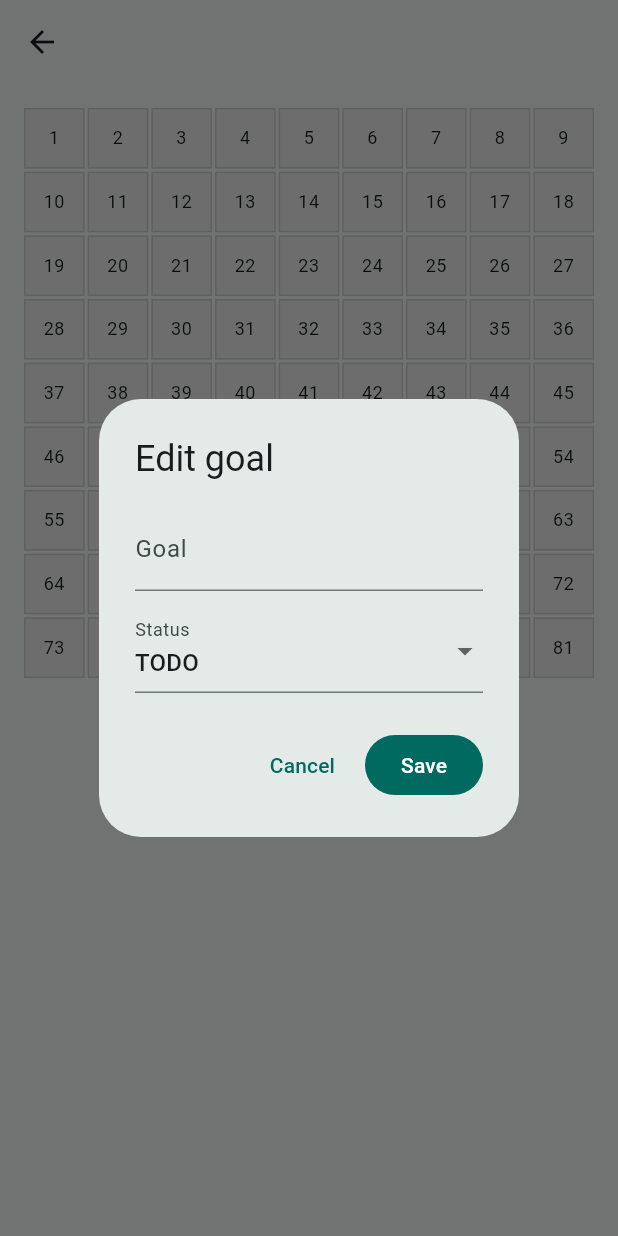
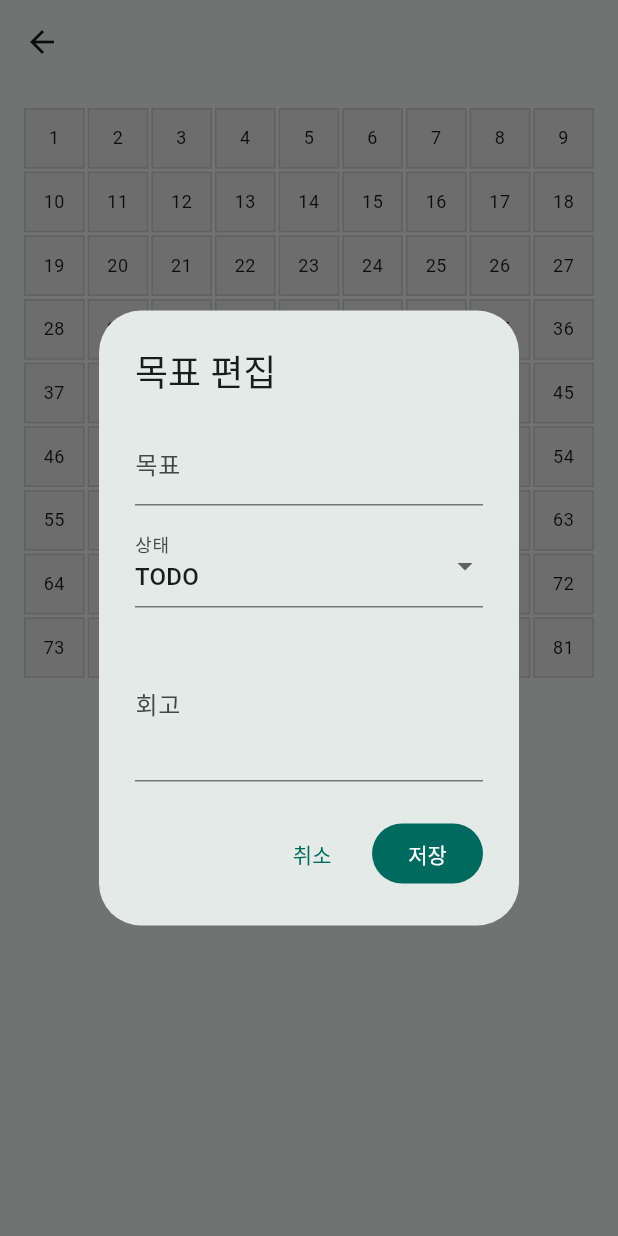
Before and after one commit to evan-hwang/mandalart-rpg, a Flutter app: the MandalartDetailScreen screen opened directly with empty values, after a tap on an icon or button, on a phone screen of 412 x 824 dp. Run offline on Flutter 3.47's test engine with Material 3 defaults, Android fonts, the phone set to English and light mode, and no system bars; our stand-ins replace drift; accounts and stored records are empty; generated files the repository leaves out were written again.

Commit message:
feat: persist goals and status updates

```diff
--- a/lib/features/home/home_screen.dart
+++ b/lib/features/home/home_screen.dart
@@ -24,25 +24,25 @@ class _HomeScreenState extends State<HomeScreen> {
       context: context,
       builder: (context) {
         return AlertDialog(
-          title: Text(existing == null ? 'New Mandalart' : 'Edit Mandalart'),
+          title: Text(existing == null ? '만다라트 만들기' : '만다라트 수정'),
           content: Column(
             mainAxisSize: MainAxisSize.min,
             children: [
               TextField(
                 controller: titleController,
-                decoration: const InputDecoration(labelText: 'Title'),
+                decoration: const InputDecoration(labelText: '제목'),
               ),
               const SizedBox(height: 12),
               TextField(
                 controller: rangeController,
-                decoration: const InputDecoration(labelText: 'Date range'),
+                decoration: const InputDecoration(labelText: '기간'),
               ),
             ],
           ),
           actions: [
             TextButton(
               onPressed: () => Navigator.pop(context),
-              child: const Text('Cancel'),
+              child: const Text('취소'),
             ),
             FilledButton(
               onPressed: () {
@@ -57,11 +57,11 @@ class _HomeScreenState extends State<HomeScreen> {
                     id: existing?.id ??
                         DateTime.now().millisecondsSinceEpoch.toString(),
                     title: title,
-                    dateRangeLabel: range.isEmpty ? 'No date range' : range,
+                    dateRangeLabel: range.isEmpty ? '기간 없음' : range,
                   ),
                 );
               },
-              child: const Text('Save'),
+              child: const Text('저장'),
             ),
           ],
         );
@@ -82,7 +82,7 @@ class _HomeScreenState extends State<HomeScreen> {
   Widget build(BuildContext context) {
     return Scaffold(
       appBar: AppBar(
-        title: const Text('Mandalart'),
+        title: const Text('만다라트'),
       ),
       body: StreamBuilder<List<Mandalart>>(
         stream: _repository.watchMandalarts(),
@@ -92,7 +92,7 @@ class _HomeScreenState extends State<HomeScreen> {
             return const Center(child: CircularProgressIndicator());
           }
           if (mandalarts.isEmpty) {
-            return const Center(child: Text('No Mandalart yet.'));
+            return const Center(child: Text('아직 만다라트가 없어요.'));
           }
 
           return ListView.separated(
@@ -115,9 +115,9 @@ class _HomeScreenState extends State<HomeScreen> {
                 },
                 child: Card(
                   child: ListTile(
-                    title: Text(mandalart.title),
-                    subtitle: Text(mandalart.dateRangeLabel),
-                    trailing: const Icon(Icons.chevron_right),
+                      title: Text(mandalart.title),
+                      subtitle: Text(mandalart.dateRangeLabel),
+                      trailing: const Icon(Icons.chevron_right),
                     onTap: () {
                       Navigator.push(
                         context,
--- a/lib/features/mandalart/mandalart_detail_screen.dart
+++ b/lib/features/mandalart/mandalart_detail_screen.dart
@@ -1,4 +1,6 @@
 import 'package:flutter/material.dart';
+import 'package:mandalart/data/db/app_database.dart';
+import 'package:mandalart/data/goal_repository.dart';
 import 'package:mandalart/features/mandalart/mandalart.dart';
 
 enum GoalStatus { todo, doing, done }
@@ -7,10 +9,12 @@ class _GoalCell {
   _GoalCell({
     required this.text,
     required this.status,
+    required this.memo,
   });
 
   String text;
   GoalStatus status;
+  String memo;
 }
 
 class MandalartDetailScreen extends StatefulWidget {
@@ -26,32 +30,32 @@ class MandalartDetailScreen extends StatefulWidget {
 }
 
 class _MandalartDetailScreenState extends State<MandalartDetailScreen> {
-  late final List<_GoalCell> _cells = List.generate(
-    81,
-    (_) => _GoalCell(text: '', status: GoalStatus.todo),
-  );
+  final GoalRepository _repository = GoalRepository(appDatabase);
 
-  Future<void> _openCellEditor(int index) async {
-    final cell = _cells[index];
+  Future<void> _openCellEditor({
+    required int index,
+    required _GoalCell cell,
+  }) async {
     final textController = TextEditingController(text: cell.text);
+    final memoController = TextEditingController(text: cell.memo);
     var selectedStatus = cell.status;
 
     final result = await showDialog<_GoalCell>(
       context: context,
       builder: (context) {
         return AlertDialog(
-          title: const Text('Edit goal'),
+          title: const Text('목표 편집'),
           content: Column(
             mainAxisSize: MainAxisSize.min,
             children: [
               TextField(
                 controller: textController,
-                decoration: const InputDecoration(labelText: 'Goal'),
+                decoration: const InputDecoration(labelText: '목표'),
               ),
               const SizedBox(height: 12),
               DropdownButtonFormField<GoalStatus>(
                 value: selectedStatus,
-                decoration: const InputDecoration(labelText: 'Status'),
+                decoration: const InputDecoration(labelText: '상태'),
                 items: GoalStatus.values
                     .map(
                       (status) => DropdownMenuItem(
@@ -66,12 +70,18 @@ class _MandalartDetailScreenState extends State<MandalartDetailScreen> {
                   }
                 },
               ),
+              const SizedBox(height: 12),
+              TextField(
+                controller: memoController,
+                decoration: const InputDecoration(labelText: '회고'),
+                maxLines: 3,
+              ),
             ],
           ),
           actions: [
             TextButton(
               onPressed: () => Navigator.pop(context),
-              child: const Text('Cancel'),
+              child: const Text('취소'),
             ),
             FilledButton(
               onPressed: () {
@@ -80,10 +90,11 @@ class _MandalartDetailScreenState extends State<MandalartDetailScreen> {
                   _GoalCell(
                     text: textController.text.trim(),
                     status: selectedStatus,
+                    memo: memoController.text.trim(),
                   ),
                 );
               },
-              child: const Text('Save'),
+              child: const Text('저장'),
             ),
           ],
         );
@@ -91,14 +102,19 @@ class _MandalartDetailScreenState extends State<MandalartDetailScreen> {
     );
 
     textController.dispose();
+    memoController.dispose();
 
     if (result == null) {
       return;
     }
 
-    setState(() {
-      _cells[index] = result;
-    });
+    await _repository.saveGoal(
+      mandalartId: widget.mandalart.id,
+      gridIndex: index,
+      text: result.text,
+      status: result.status.index,
+      memo: result.memo,
+    );
   }
 
   Color _statusColor(GoalStatus status) {
@@ -129,7 +145,26 @@ class _MandalartDetailScreenState extends State<MandalartDetailScreen> {
       appBar: AppBar(
         title: Text(widget.mandalart.title),
       ),
-      body: Padding(
+      body: StreamBuilder<List<GoalEntity>>(
+        stream: _repository.watchGoals(widget.mandalart.id),
+        builder: (context, snapshot) {
+          final rows = snapshot.data ?? [];
+          final cells = List.generate(
+            81,
+            (_) => _GoalCell(text: '', status: GoalStatus.todo, memo: ''),
+          );
+
+          for (final row in rows) {
+            if (row.gridIndex >= 0 && row.gridIndex < cells.length) {
+              cells[row.gridIndex] = _GoalCell(
+                text: row.goalText,
+                status: GoalStatus.values[row.status],
+                memo: row.memo ?? '',
+              );
+            }
+          }
+
+          return Padding(
             padding: const EdgeInsets.all(16),
             child: AspectRatio(
               aspectRatio: 1,
@@ -139,11 +174,22 @@ class _MandalartDetailScreenState extends State<MandalartDetailScreen> {
                   crossAxisSpacing: 2,
                   mainAxisSpacing: 2,
                 ),
-            itemCount: _cells.length,
+                itemCount: cells.length,
                 itemBuilder: (context, index) {
-              final cell = _cells[index];
+                  final cell = cells[index];
                   return InkWell(
-                onTap: () => _openCellEditor(index),
+                    onTap: () => _openCellEditor(index: index, cell: cell),
+                    onLongPress: () {
+                      final nextStatus = GoalStatus
+                          .values[(cell.status.index + 1) % GoalStatus.values.length];
+                      _repository.saveGoal(
+                        mandalartId: widget.mandalart.id,
+                        gridIndex: index,
+                        text: cell.text,
+                        status: nextStatus.index,
+                        memo: cell.memo,
+                      );
+                    },
                     child: Container(
                       alignment: Alignment.center,
                       decoration: BoxDecoration(
@@ -161,6 +207,8 @@ class _MandalartDetailScreenState extends State<MandalartDetailScreen> {
                 },
               ),
             ),
+          );
+        },
       ),
     );
   }
```
Also changed, not shown: lib/data/goal_repository.dart (added, +47 -0 lines), 1 other file. Lines whose indentation alone changed are shown as unchanged.
